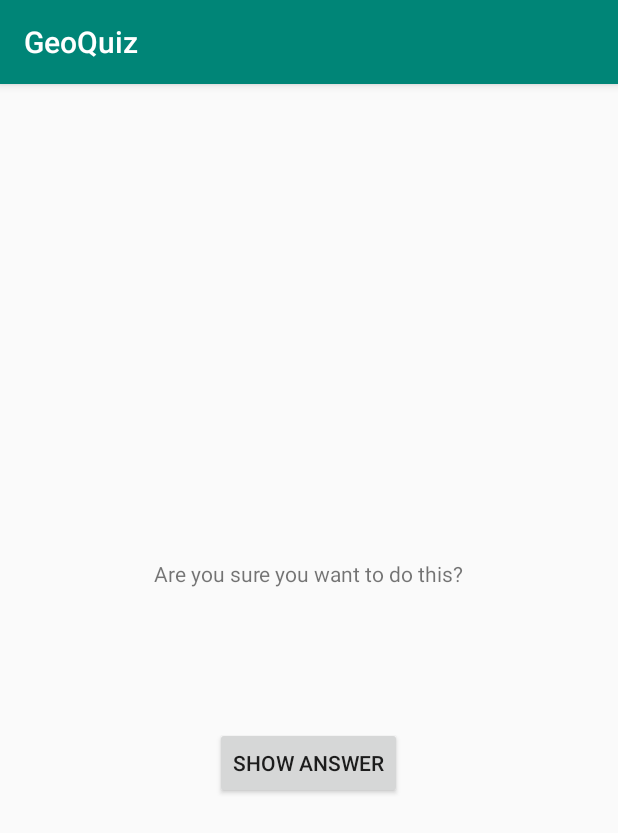
After one commit to ZoharAndroid/AndroidProgramming3ed, an Android app: the CheatActivity screen opened directly, with no data from a screen before it, on a phone screen of 412 x 824 dp. The commit adds this screen. Shown: the top 833 px of the screen. Run offline under Robolectric (Android 15) with nearby library versions, the phone set to English and light mode, and no system bars.

Commit message:
cheat布局完成

```diff
--- a/GeoQuiz/app/src/main/AndroidManifest.xml
+++ b/GeoQuiz/app/src/main/AndroidManifest.xml
@@ -9,6 +9,7 @@
         android:roundIcon="@mipmap/ic_launcher_round"
         android:supportsRtl="true"
         android:theme="@style/AppTheme">
+        <activity android:name=".CheatActivity"></activity>
         <activity android:name=".QuizActivity">
             <intent-filter>
                 <action android:name="android.intent.action.MAIN" />
@@ -16,6 +17,7 @@
                 <category android:name="android.intent.category.LAUNCHER" />
             </intent-filter>
         </activity>
+
     </application>
 
 </manifest>
--- /dev/null
+++ b/GeoQuiz/app/src/main/java/com/zohar/geoquiz/CheatActivity.java
@@ -0,0 +1,13 @@
+package com.zohar.geoquiz;
+
+import android.support.v7.app.AppCompatActivity;
+import android.os.Bundle;
+
+public class CheatActivity extends AppCompatActivity {
+
+    @Override
+    protected void onCreate(Bundle savedInstanceState) {
+        super.onCreate(savedInstanceState);
+        setContentView(R.layout.activity_cheat);
+    }
+}
--- a/GeoQuiz/app/src/main/res/layout-land/activity_quiz.xml
+++ b/GeoQuiz/app/src/main/res/layout-land/activity_quiz.xml
@@ -1,6 +1,5 @@
 <?xml version="1.0" encoding="utf-8"?>
 <FrameLayout xmlns:android="http://schemas.android.com/apk/res/android"
-    xmlns:app="http://schemas.android.com/apk/res-auto"
     xmlns:tools="http://schemas.android.com/tools"
     android:layout_width="match_parent"
     android:layout_height="match_parent"
--- /dev/null
+++ b/GeoQuiz/app/src/main/res/layout/activity_cheat.xml
@@ -0,0 +1,28 @@
+<?xml version="1.0" encoding="utf-8"?>
+<LinearLayout xmlns:android="http://schemas.android.com/apk/res/android"
+    xmlns:tools="http://schemas.android.com/tools"
+    android:layout_width="match_parent"
+    android:layout_height="match_parent"
+    android:gravity="center"
+    android:orientation="vertical">
+
+    <TextView
+        android:layout_width="wrap_content"
+        android:layout_height="wrap_content"
+        android:padding="25dp"
+        android:text="@string/warning_text" />
+
+    <TextView
+        android:id="@+id/answer_text_view"
+        tools:text="Answer"
+        android:layout_width="wrap_content"
+        android:layout_height="wrap_content"
+        android:padding="24dp" />
+
+    <Button
+        android:id="@+id/show_answer_button"
+        android:layout_width="wrap_content"
+        android:layout_height="wrap_content"
+        android:text="@string/show_answer_button" />
+
+</LinearLayout>
--- a/GeoQuiz/app/src/main/res/values/strings.xml
+++ b/GeoQuiz/app/src/main/res/values/strings.xml
@@ -13,4 +13,8 @@
     <string name="prev_button">PREV</string>
     <string name="correct_toast">正确</string>
     <string name="incorrect_toast">错误</string>
+    <string name="warning_text">Are you sure you want to do this?</string>
+    <string name="show_answer_button">Show Answer</string>
+    <string name="cheat_button">Cheat!</string>
+    <string name="judgment_toast">Cheating is wrong.</string>
 </resources>
```
